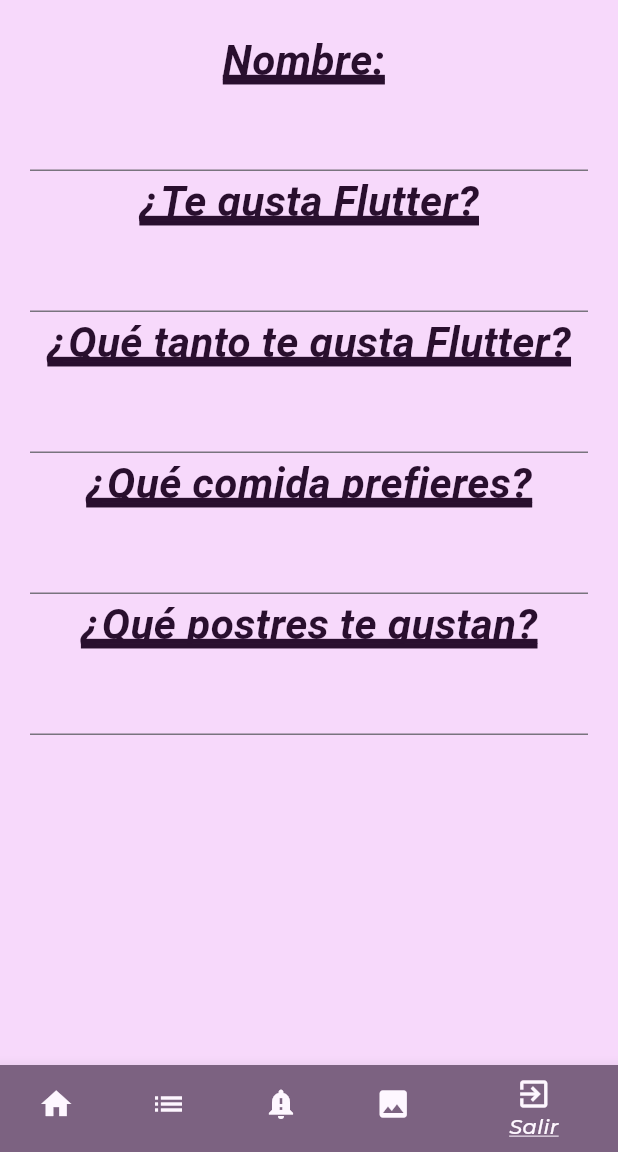
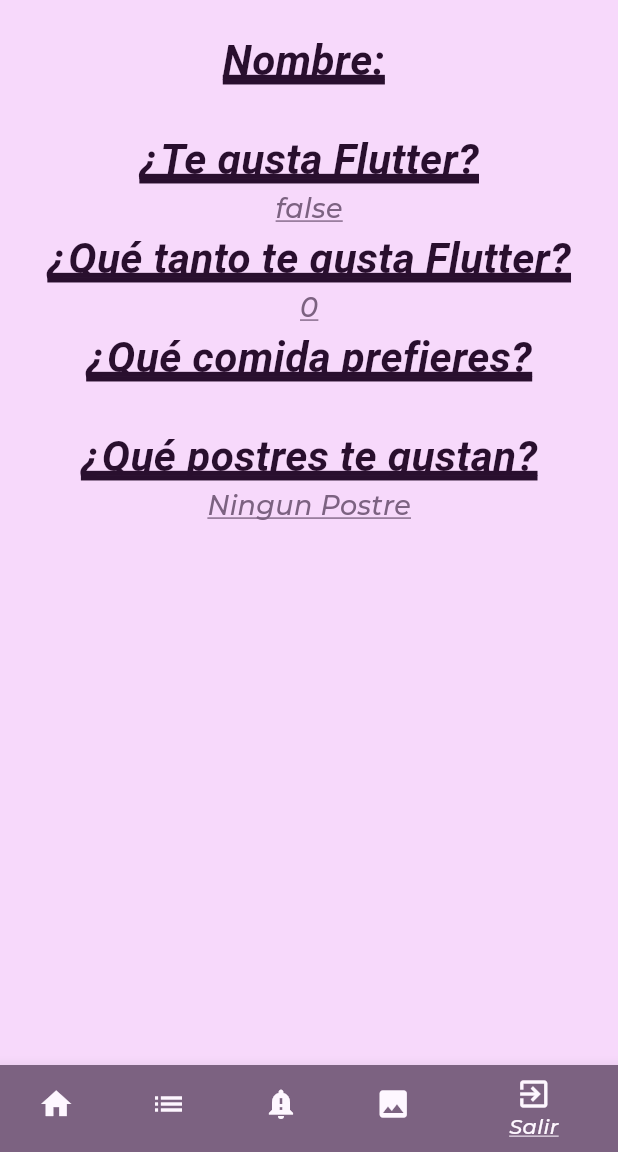
Before and after one commit to GusDamian04/componentes_flutter, a Flutter app: the DataScreen screen opened directly with empty values, on a phone screen of 412 x 824 dp, the part 84-1236 px from its top. Run offline on Flutter 3.47's test engine with Material 3 defaults, Android fonts, the phone set to English and light mode, and no system bars; our stand-ins replace google_fonts; Roboto replaces fonts that are missing (Acme).

Commit message:
Funtional Data_Screen

```diff
--- a/lib/screens/data_screen.dart
+++ b/lib/screens/data_screen.dart
@@ -20,7 +20,7 @@ class _DataScreen extends State<DataScreen> {
   @override
   Widget build(BuildContext context) {
     return Scaffold(
- appBar: AppBar(
+      appBar: AppBar(
         title: const Text('Entradas')
         ),
       body: ListView(
@@ -33,27 +33,27 @@ class _DataScreen extends State<DataScreen> {
               Text(
                 'Nombre: ',
                 style: AppTheme.lightTheme.textTheme.headlineLarge),
-              entradaTexto(),
+              Text(widget.datos.nombre!, style: AppTheme.lightTheme.textTheme.bodyMedium),
               Text(
                 '¿Te gusta Flutter?',
                 style: AppTheme.lightTheme.textTheme.headlineLarge,
               ),
-              entradaTexto(),
+              Text(widget.datos.gustoFlutter.toString()),
               Text(
                 '¿Qué tanto te gusta Flutter?',
                 style: AppTheme.lightTheme.textTheme.headlineLarge,
               ),
-              entradaTexto(),
+              Text(widget.datos.califFlutter.toString()),
               Text(
                 '¿Qué comida prefieres?',
                 style: AppTheme.lightTheme.textTheme.headlineLarge,
               ),
-              entradaTexto(),
+              Text(widget.datos.comida.toString()),
               Text(
                 '¿Qué postres te gustan?',
                 style: AppTheme.lightTheme.textTheme.headlineLarge,
               ),
-              entradaTexto(),
+              valorString(widget.datos.helado!, widget.datos.chocoflan!, widget.datos.pastel!)
             ],
           ),
         ),
@@ -116,13 +116,73 @@ class _DataScreen extends State<DataScreen> {
     });
   }
 
-  TextField entradaTexto() {
-    return TextField(
-          style: AppTheme.lightTheme.textTheme.headlineMedium,
-          decoration: InputDecoration(
-            border: const UnderlineInputBorder(),
-            labelStyle: AppTheme.lightTheme.textTheme.headlineLarge,
-          ),
-        );
+
+
+  Text valorString(bool helado, bool chocoflan, bool pastel){
+    if(helado == true){
+      if(chocoflan == true){
+        if(pastel == true){
+          return const Text('Helado, Chocoflan, Pastel');
+        } else {
+          return const Text('Helado, Chocoflan');
+        }
+      } else if(pastel == true){
+        return const Text('Helado, Pastel');
+      }else{
+        return const Text('Helado');
+      }
+    }
+    if(chocoflan == true){
+      if(pastel == true){
+        return const Text('Chocoflan, Pastel');
+      } else {
+        return const Text('Chocoflan');
+      }
+    }
+    if(pastel == true){
+      return const Text('Pastel');
+    }
+    return const Text('Ningun Postre');
   }
+
+  /*
+  Column valorString(bool helado, bool chocoflan, bool pastel){
+    if(helado == true && chocoflan == true && pastel){
+      return const Column(
+              children: [
+                Text('Helado')
+              ],
+            );
+    } else if(chocoflan == true){
+      return const Column(
+              children: [
+                Text('Helado')
+              ],
+            );
+    } else if(pastel == true){
+      return const Column(
+              children: [
+                Text('Helado')
+              ],
+            );
+    }
+    return const Column(
+              children: [
+                Text('Ningun Postre')
+              ],
+            );
+  }*/
+  // String ValorString(){
+  //   String? icecreem = 'Helado';
+  //   String? chocoflan = 'chocoflan';
+  //   String? pastel = 'pastel';
+  //   if(widget.datos.helado == true){
+  //     return icecreem;
+  //   } else if(widget.datos.chocoflan == true){
+  //     return chocoflan;
+  //   } else if(widget.datos.pastel == true){
+  //     return pastel;
+  //   }
+  //   return 'Ningun postre';
+  // }
 }
--- a/lib/screens/inputs.dart
+++ b/lib/screens/inputs.dart
@@ -21,8 +21,11 @@ class _InputsState extends State<Inputs> {
   double sliderValue = 5.0;
   String? foodRadio;
   bool postreCheck1 = false;
+  String? postreHelado;
   bool postreCheck2 = false;
+  String? postreChoco;
   bool postreCheck3 = false;
+  String? postrePastel;
   int selectedIndex = 0; // Elemento seleccionado de la BottomNavigationBar
 
   @override
@@ -237,6 +240,7 @@ class _InputsState extends State<Inputs> {
           onChanged: (value){
             setState(() {
               postreCheck1 = value!;
+              postreHelado = 'helado';
             });
           }
         ),
@@ -249,6 +253,7 @@ class _InputsState extends State<Inputs> {
           onChanged: (value){
             setState(() {
               postreCheck2 = value!;
+              postreChoco = 'Chocoflan';
             });
           }
         ),
@@ -261,6 +266,7 @@ class _InputsState extends State<Inputs> {
           onChanged: (value){
             setState(() {
               postreCheck3 = value!;
+              postrePastel = 'Pastel';
             });
           }
         ),
```
